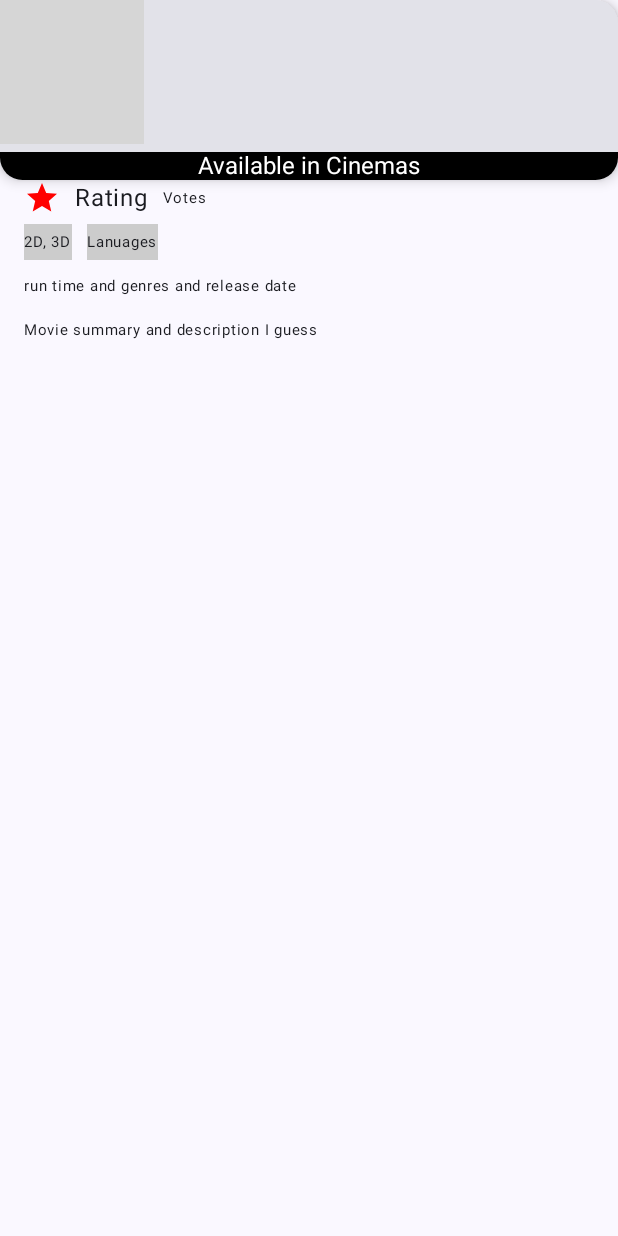
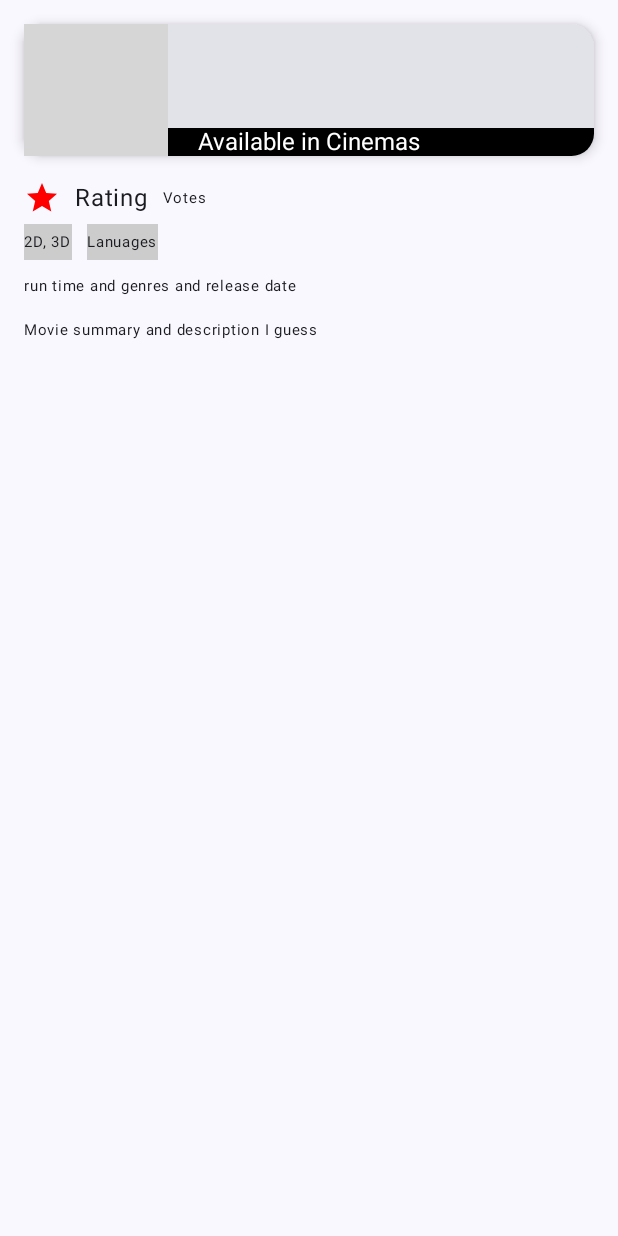
Before and after one commit to smish-hash/MovieBox, an Android app built with Jetpack Compose: the composable MovieDetail called with empty values, on a phone screen of 412 x 824 dp. Run offline under Robolectric (Android 15) with nearby library versions, the phone set to English and light mode, and no system bars; grey boxes are pictures that could not be loaded.

Commit message:
Added padding for the Movie detail UI

```diff
--- a/app/src/main/java/com/example/moviebox/ui/screen/MovieSynopsis/MovieDetailComponent.kt
+++ b/app/src/main/java/com/example/moviebox/ui/screen/MovieSynopsis/MovieDetailComponent.kt
@@ -32,7 +32,7 @@ import com.example.moviebox.R
 @Composable
 fun MovieDetail(movieId: Int) {
     val availablity = true//from API
-    var message = ""
+    val message:String
     if(availablity){
         message = "Available in Cinemas"
     }else{
@@ -43,10 +43,10 @@ fun MovieDetail(movieId: Int) {
 
     ) {
         Card(
-            modifier = Modifier.then(
-                Modifier
+            modifier = Modifier
                     .fillMaxWidth()
-                    .height(120.dp)),
+                    .height(120.dp)
+                    .padding(16.dp),
             shape = RoundedCornerShape(15.dp),
             elevation = CardDefaults.cardElevation(
                 defaultElevation = 5.dp
@@ -102,6 +102,6 @@ fun MovieDetail(movieId: Int) {
 
 @Preview(showBackground = true)
 @Composable
-fun previewMovieDetailScreen(){
+fun PreviewMovieDetailScreen(){
     MovieDetail(123)
 }
```
